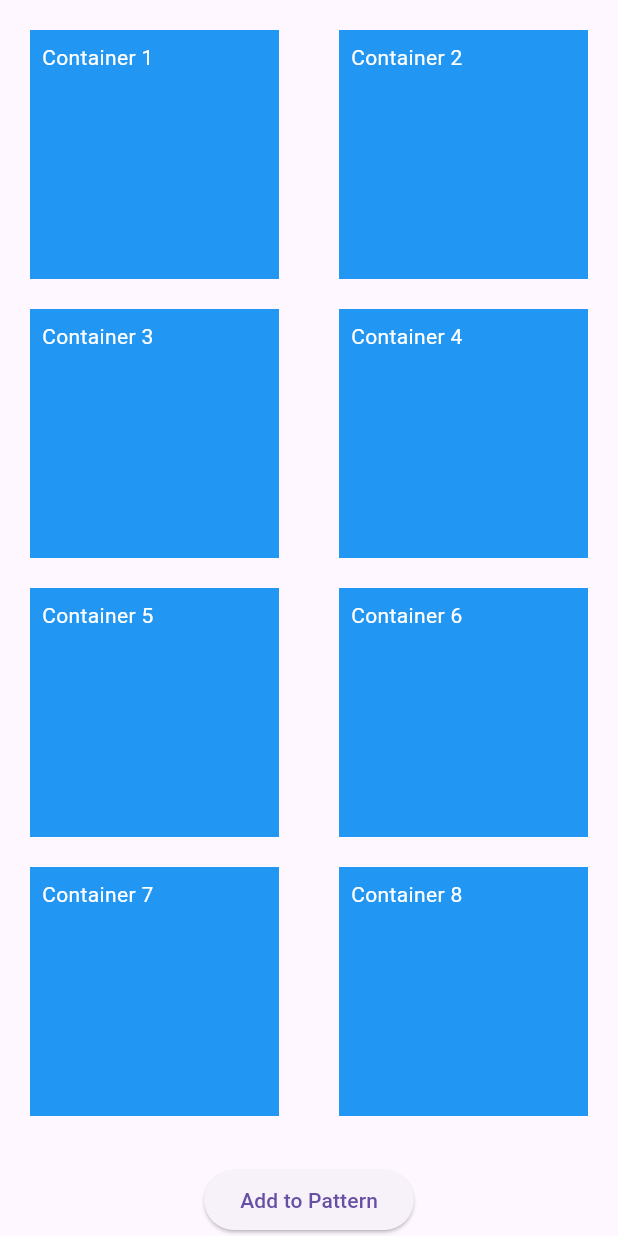
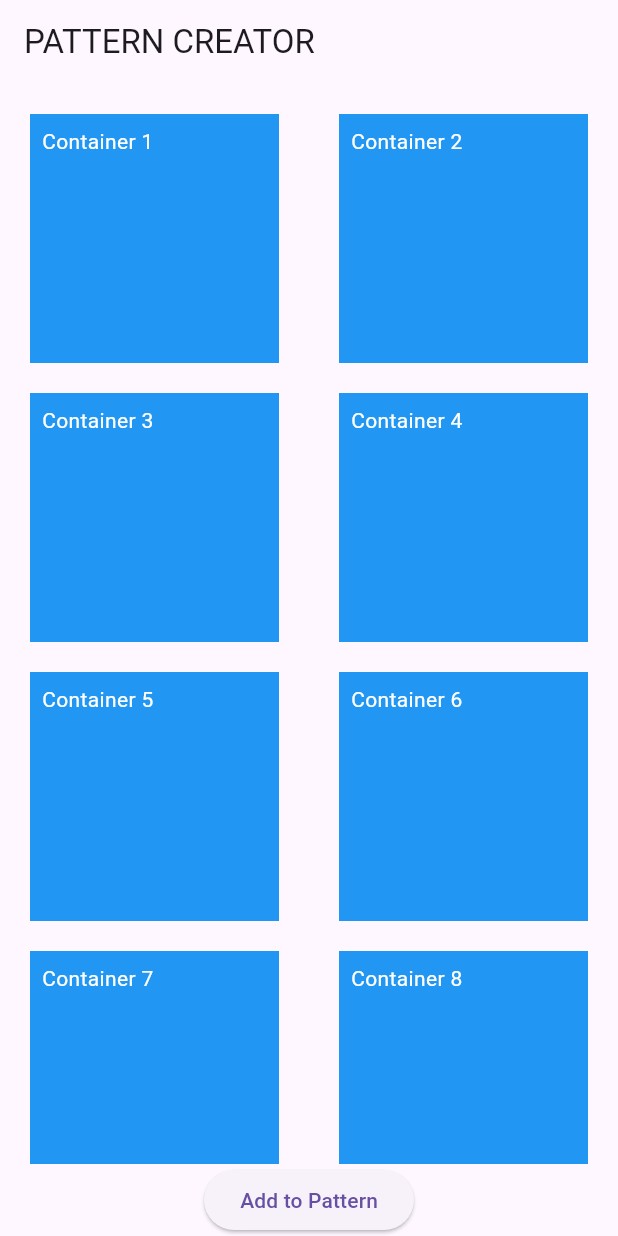
Before and after one commit to HanifMDjamiludin/LuminaSYNC, a Flutter app: the PatternCreator screen opened directly, on a phone screen of 412 x 824 dp. Run offline on Flutter 3.47's test engine with Material 3 defaults, Android fonts, the phone set to English and light mode, and no system bars; our stand-ins replace firebase_auth, firebase_core, google_fonts, google_sign_in, shared_preferences; missing offline and left inert: flutter_hsvcolor_picker; accounts and stored records are empty.

Commit message:
UI updates

```diff
--- a/luminasyncflutter/lib/creator.dart
+++ b/luminasyncflutter/lib/creator.dart
@@ -85,6 +85,7 @@ class _PatternCreatorState extends State<PatternCreator> {
       containerCount += 2; // Increase the container count by 2
     });
   }
+
   void _removeContainers() {
     setState(() {
       containerCount -= 2; // Increase the container count by 2
@@ -93,10 +94,13 @@ class _PatternCreatorState extends State<PatternCreator> {
 
   @override
   Widget build(BuildContext context) {
-    return Container(
+    return Scaffold(
+      appBar: AppBar(
+        title: Text('PATTERN CREATOR'),
+      ),
+      body: Container(
         child: Column(
-      crossAxisAlignment:
-          CrossAxisAlignment.center, // Adjust alignment if needed
+          crossAxisAlignment: CrossAxisAlignment.center,
           children: <Widget>[
             Expanded(
               child: GridView.count(
@@ -124,6 +128,8 @@ class _PatternCreatorState extends State<PatternCreator> {
             ElevatedButton(
                 onPressed: _addContainers, child: Text("Add to Pattern")),
           ],
-    ));
+        ),
+      ),
+    );
   }
 }
--- a/luminasyncflutter/lib/patterns.dart
+++ b/luminasyncflutter/lib/patterns.dart
@@ -57,7 +57,7 @@ class _PresetPatternsState extends State<PresetPatterns> {
   Widget build(BuildContext context) {
     return Scaffold(
       appBar: AppBar(
-        title: Text('Available Patterns'),
+        title: Text('USER PATTERNS'),
         actions: [
           DropdownButton<String>(
             value: _selectedDeviceId,
--- a/luminasyncflutter/lib/switchButton.dart
+++ b/luminasyncflutter/lib/switchButton.dart
@@ -65,6 +65,7 @@ class _SwitchAndButtonState extends State<SwitchAndButton> {
                   onChanged: (value) {
                     setState(() {
                       _chosenColor = value;
+                      _updateLEDColor(_chosenColor);
                     });
                   },
                   initialPicker: Picker.paletteHue,
@@ -72,9 +73,7 @@ class _SwitchAndButtonState extends State<SwitchAndButton> {
                 SizedBox(height: 20),
                 ElevatedButton(
                   onPressed: () {
-                    _saveChosenColor(
-                        _chosenColor); // This Saves the chosen color
-                    _updateLEDColor(_chosenColor); // Update LED color
+                    _saveChosenColor(_chosenColor);
                     Navigator.of(context).pop();
                   },
                   child: Text('OK'),
```
Also changed, not shown: luminasyncflutter/lib/buildProfileTab.dart (+6 -1 lines). Lines whose indentation alone changed are shown as unchanged.
